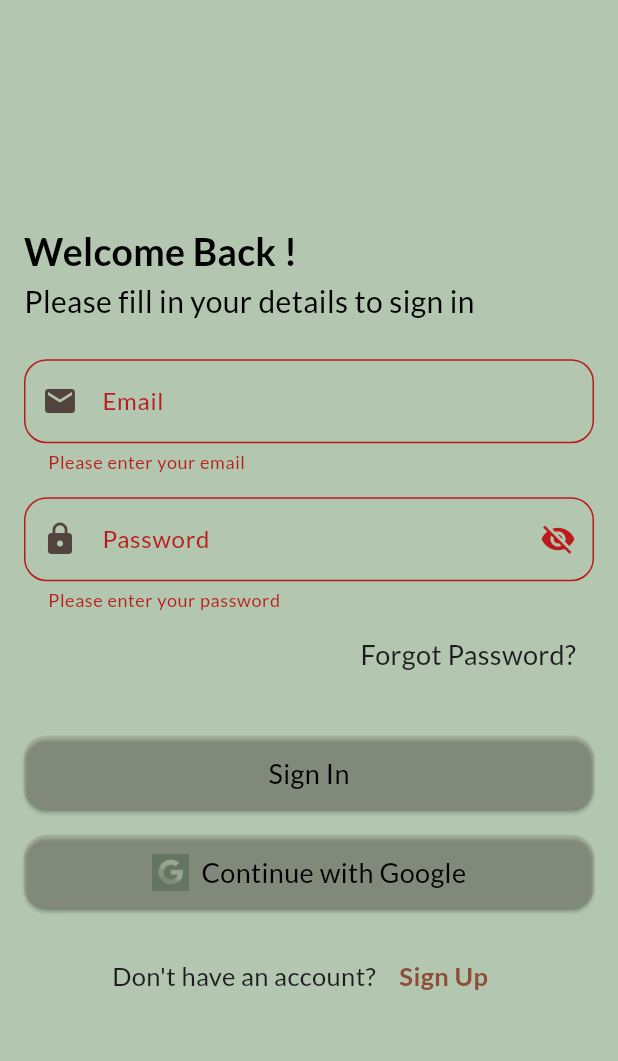
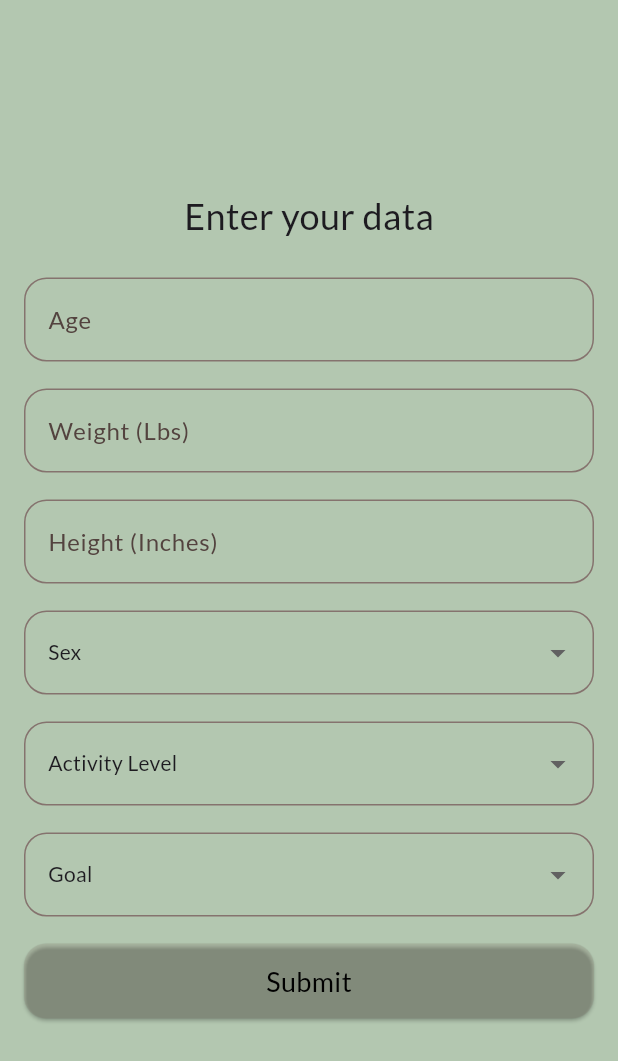
Before and after one commit to AlexisIvan2000/NutriAI_Lex, a Flutter app: the SigninScreen screen opened directly, after a tap on "Sign In", on a phone screen of 412 x 824 dp. Shown: the top 1061 px of the screen. Run offline on Flutter 3.47's test engine with Material 3 defaults, Android fonts, the phone set to English and light mode, and no system bars; our stand-ins replace google_fonts.

Commit message:
Added screens and forms for user data entry

```diff
--- /dev/null
+++ b/front_end/lib/data/db.dart
@@ -0,0 +1,18 @@
+class Db {
+  static const List<String> sex = [
+    'Male',
+    'Female',
+  ];
+  static const List<String> activityLevels = [
+    'Sedentary (little or no exercise)',
+    'Lightly active (light exercise/sports 1-3 days/week)',
+    'Moderately active (moderate exercise/sports 3-5 days/week)',
+    'Very active (hard exercise/sports 6-7 days a week)',
+    'Super active (very hard exercise/sports & physical job or 2x training)',
+  ];
+  static const List<String> goals = [
+    'Lose Fat',
+    'Maintain Weight',
+    'Mass Gain',
+  ];
+}
--- /dev/null
+++ b/front_end/lib/models/datas.dart
@@ -0,0 +1,16 @@
+class Datas {
+  final int age;
+  final int weight;
+  final int height;
+  final String sex;
+  final String activityLevel;
+  final String goal;
+  Datas({
+    required this.age,
+    required this.weight,
+    required this.height,
+    required this.sex,
+    required this.activityLevel,
+    required this.goal,
+  });
+}
--- /dev/null
+++ b/front_end/lib/screens/user_data.dart
@@ -0,0 +1,33 @@
+import 'package:flutter/material.dart';
+import 'package:front_end/widgets/data_form.dart';
+
+class UserDataScreen  extends StatelessWidget {
+  const UserDataScreen({super.key});
+
+  @override
+  Widget build(BuildContext context) {
+    return Scaffold(
+      body: Center(
+        child: SingleChildScrollView(
+          padding:  const EdgeInsets.all(16.0),
+          child: Column(
+            mainAxisAlignment: MainAxisAlignment.center,
+            children: [
+              Text(
+                'Enter your data',
+                style: Theme.of(context).textTheme.bodyMedium!.copyWith(
+                  fontSize: 24,
+                  fontWeight: FontWeight.w400,
+                ),
+              ),
+              const SizedBox(height: 24.0),
+              const DataForm(),
+            ],
+          ),
+
+        ),
+      ),
+    );
+  }
+
+}
--- /dev/null
+++ b/front_end/lib/widgets/data_form.dart
@@ -0,0 +1,244 @@
+import 'package:flutter/material.dart';
+import 'package:front_end/data/db.dart';
+
+class DataForm extends StatefulWidget {
+  const DataForm({super.key});
+
+  @override
+  State<DataForm> createState() => _DataFormState();
+}
+
+class _DataFormState extends State<DataForm> {
+  final _formKey = GlobalKey<FormState>();
+
+  final _age = TextEditingController();
+  final _weight = TextEditingController();
+  final _height = TextEditingController();
+
+  String? _selectedSex;
+  String? _selectedActivity;
+  String? _selectedGoal;
+
+  @override
+  void dispose() {
+    _age.dispose();
+    _weight.dispose();
+    _height.dispose();
+    super.dispose();
+  }
+
+  @override
+  Widget build(BuildContext context) {
+    final theme = Theme.of(context);
+
+    return Form(
+      key: _formKey,
+      child: Column(
+        crossAxisAlignment: CrossAxisAlignment.start,
+        children: [
+          _buildInput(
+            child: TextFormField(
+              controller: _age,
+              decoration: const InputDecoration(
+                labelText: 'Age',
+                border: OutlineInputBorder(
+                  borderRadius: BorderRadius.all(Radius.circular(15)),
+                ),
+              ),
+              keyboardType: TextInputType.number,
+              validator: (value) {
+                if (value == null || value.isEmpty) {
+                  return 'Please enter your age';
+                }
+                final age = int.tryParse(value);
+                if (age == null || age <= 0) {
+                  return 'Please enter a valid age';
+                }
+                return null;
+              },
+            ),
+          ),
+
+          _buildInput(
+            child: TextFormField(
+              controller: _weight,
+              decoration: const InputDecoration(
+                labelText: 'Weight (Lbs)',
+                border: OutlineInputBorder(
+                  borderRadius: BorderRadius.all(Radius.circular(15)),
+                ),
+              ),
+              keyboardType: TextInputType.number,
+              validator: (value) {
+                if (value == null || value.isEmpty) {
+                  return 'Please enter your weight';
+                }
+                final w = double.tryParse(value);
+                if (w == null || w <= 0) {
+                  return 'Please enter a valid weight';
+                }
+                return null;
+              },
+            ),
+          ),
+
+          _buildInput(
+            child: TextFormField(
+              controller: _height,
+              decoration: const InputDecoration(
+                labelText: 'Height (Inches)',
+                border: OutlineInputBorder(
+                  borderRadius: BorderRadius.all(Radius.circular(15)),
+                ),
+              ),
+              keyboardType: TextInputType.number,
+              validator: (value) {
+                if (value == null || value.isEmpty) {
+                  return 'Please enter your height';
+                }
+                final h = double.tryParse(value);
+                if (h == null || h <= 0) {
+                  return 'Please enter a valid height';
+                }
+                return null;
+              },
+            ),
+          ),
+
+          _buildInput(
+            child: DropdownButtonFormField<String>(
+              dropdownColor: theme.scaffoldBackgroundColor,
+              initialValue: _selectedSex,
+              decoration: InputDecoration(
+                labelText: 'Sex',
+                border: const OutlineInputBorder(
+                  borderRadius: BorderRadius.all(Radius.circular(15)),
+                ),
+                labelStyle: theme.textTheme.bodyMedium,
+              ),
+              items: Db.sex.map((value) {
+                return DropdownMenuItem(
+                  value: value,
+                  child: SizedBox(
+                    width: MediaQuery.of(context).size.width * 0.6,
+                    child: Text(
+                      value,
+                      style: theme.textTheme.bodyMedium,
+                      softWrap: true,
+                      overflow: TextOverflow.visible,
+                    ),
+                  ),
+                );
+              }).toList(),
+              onChanged: (value) {
+                setState(() {
+                  _selectedSex = value;
+                });
+              },
+            ),
+          ),
+
+          _buildInput(
+            child: DropdownButtonFormField<String>(
+              dropdownColor: theme.scaffoldBackgroundColor,
+              initialValue: _selectedActivity,
+              decoration: InputDecoration(
+                labelText: 'Activity Level',
+                border: const OutlineInputBorder(
+                  borderRadius: BorderRadius.all(Radius.circular(15)),
+                ),
+                labelStyle: theme.textTheme.bodyMedium,
+              ),
+              items: Db.activityLevels.map((value) {
+                return DropdownMenuItem(
+                  value: value,
+                  child: SizedBox(
+                    width: MediaQuery.of(context).size.width * 0.6,
+                    child: Text(
+                      value,
+                      style: theme.textTheme.bodyMedium,
+                      softWrap: true,
+                      overflow: TextOverflow.visible,
+                    ),
+                  ),
+                );
+              }).toList(),
+              onChanged: (value) {
+                setState(() {
+                  _selectedActivity = value;
+                });
+              },
+            ),
+          ),
+
+          _buildInput(
+            child: DropdownButtonFormField<String>(
+              dropdownColor: theme.scaffoldBackgroundColor,
+              initialValue: _selectedGoal,
+              decoration: InputDecoration(
+                labelText: 'Goal',
+                border: const OutlineInputBorder(
+                  borderRadius: BorderRadius.all(Radius.circular(15)),
+                ),
+                labelStyle: theme.textTheme.bodyMedium,
+              ),
+              items: Db.goals.map((value) {
+                return DropdownMenuItem(
+                  value: value,
+                  child: SizedBox(
+                    width: MediaQuery.of(context).size.width * 0.6,
+                    child: Text(
+                      value,
+                      style: theme.textTheme.bodyMedium,
+                      softWrap: true,
+                      overflow: TextOverflow.visible,
+                    ),
+                  ),
+                );
+              }).toList(),
+                onChanged: (value) {
+                  setState(() {
+                    _selectedGoal = value;
+                  });
+                },
+              ),
+            ),
+
+            _buildInput(
+              child: SizedBox(
+            width: double.infinity,
+            height: 50,
+            child: ElevatedButton(
+              onPressed: () {
+                // if (_formKey.currentState!.validate()) {
+                //   // Process data
+                // }
+
+              },
+              style: ElevatedButton.styleFrom(
+                shape: RoundedRectangleBorder(
+                  borderRadius: BorderRadius.circular(15.0),
+                ),
+                backgroundColor: Theme.of(
+                  context,
+                ).colorScheme.secondary.withAlpha(31),
+              ),
+              child: Text(
+                'Submit',
+                style: Theme.of(context).textTheme.bodyMedium!.copyWith(
+                  color: Colors.black,
+                  fontSize: 18,
+                ),
+              ),
+            ),
+          ),
+          ),
+        ],
+      ),
+    );
+  }
+
+  Widget _buildInput({required Widget child}) {
+    return Padding(padding: const EdgeInsets.only(bottom: 18), child: child);
+  }
+}
--- a/front_end/lib/widgets/signin_form.dart
+++ b/front_end/lib/widgets/signin_form.dart
@@ -1,5 +1,7 @@
 import 'package:flutter/material.dart';
 import 'package:front_end/screens/signup.dart';
+import 'package:front_end/screens/user_data.dart';
+
 
 class SigninForm extends StatefulWidget {
   const SigninForm({super.key});
@@ -102,9 +104,14 @@ class _SigninFormState extends State<SigninForm> {
             height: 50,
             child: ElevatedButton(
               onPressed: () {
-                if (_formKey.currentState!.validate()) {
-                  // Process data
-                }
+                // if (_formKey.currentState!.validate()) {
+                //   // Process data
+                // }
+                  Navigator.of(context).push(
+                  MaterialPageRoute(
+                    builder: (context) => const UserDataScreen(),
+                  ),
+                );
               },
               style: ElevatedButton.styleFrom(
                 shape: RoundedRectangleBorder(
@@ -129,9 +136,8 @@ class _SigninFormState extends State<SigninForm> {
             height: 50,
             child: ElevatedButton(
               onPressed: () {
-                if (_formKey.currentState!.validate()) {
-                  // Process data
-                }
+                // Implement Google Sign-In functionality
+
               },
               style: ElevatedButton.styleFrom(
                 shape: RoundedRectangleBorder(
```
